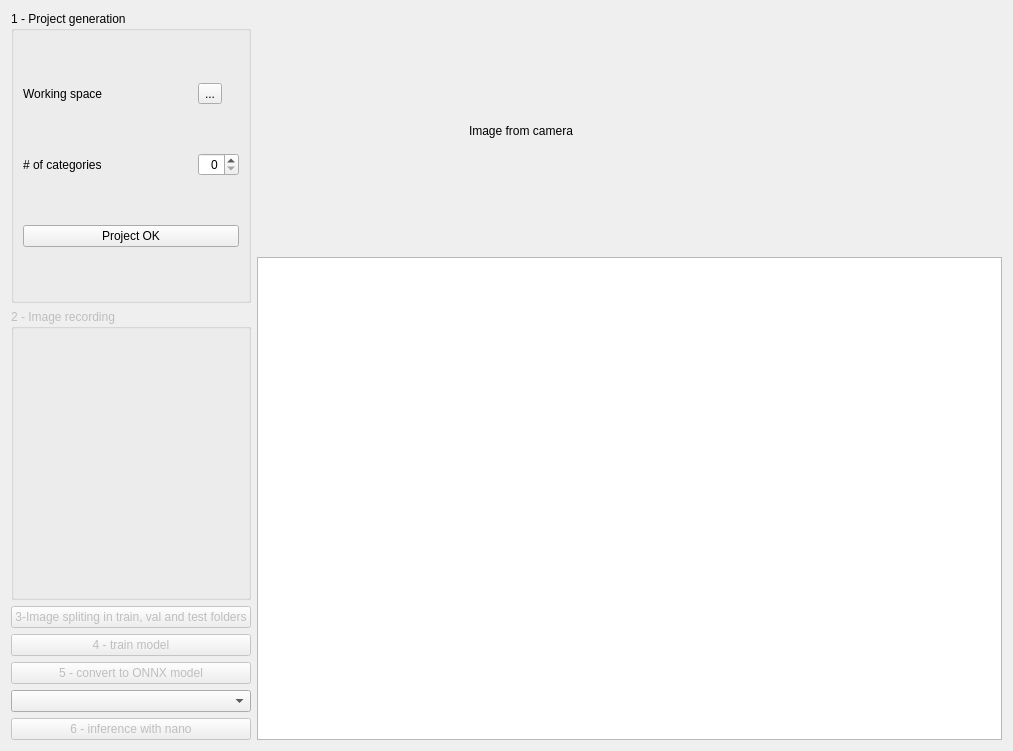
Before: the Qt Designer form hackathon_ai.ui in raiv-toulouse/hackathon_AI, drawn with Qt 5.
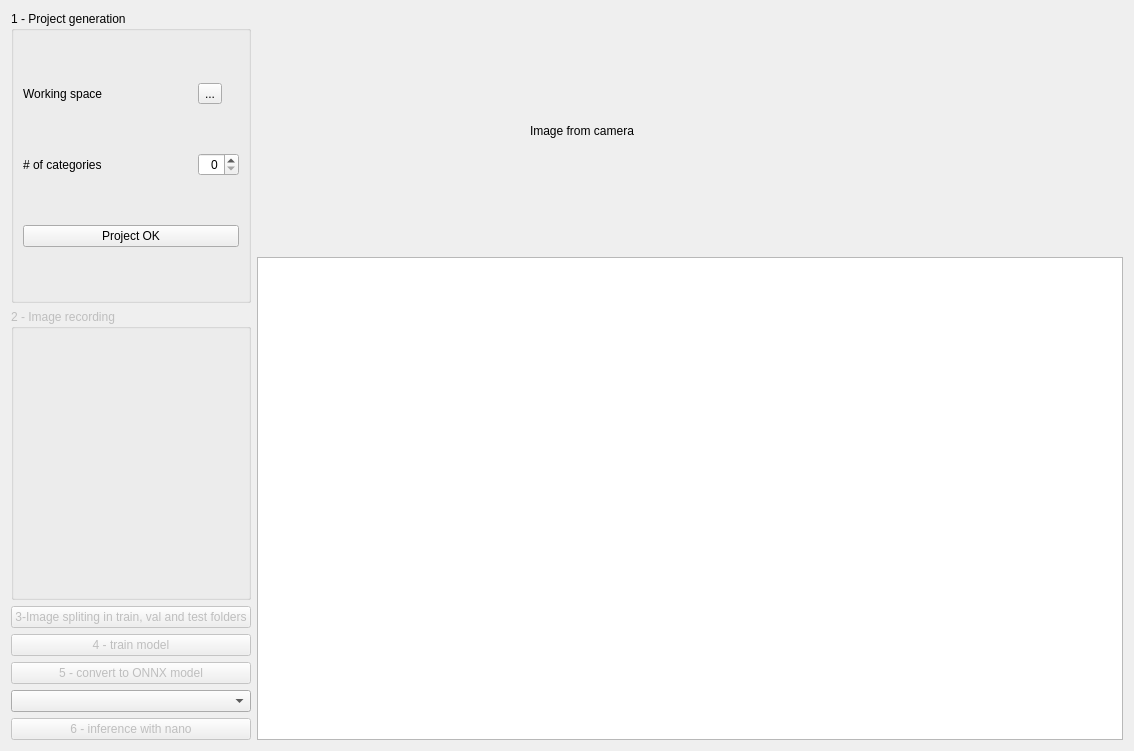
After: the same form once the commit is applied.

```diff
--- a/hackathon_ai.ui
+++ b/hackathon_ai.ui
@@ -6,7 +6,7 @@
    <rect>
     <x>0</x>
     <y>0</y>
-    <width>1013</width>
+    <width>1134</width>
     <height>751</height>
    </rect>
   </property>
@@ -191,6 +191,12 @@
      </item>
      <item>
       <widget class="QPlainTextEdit" name="txt_log">
+       <property name="minimumSize">
+        <size>
+         <width>800</width>
+         <height>0</height>
+        </size>
+       </property>
        <property name="font">
         <font>
          <pointsize>8</pointsize>
```
